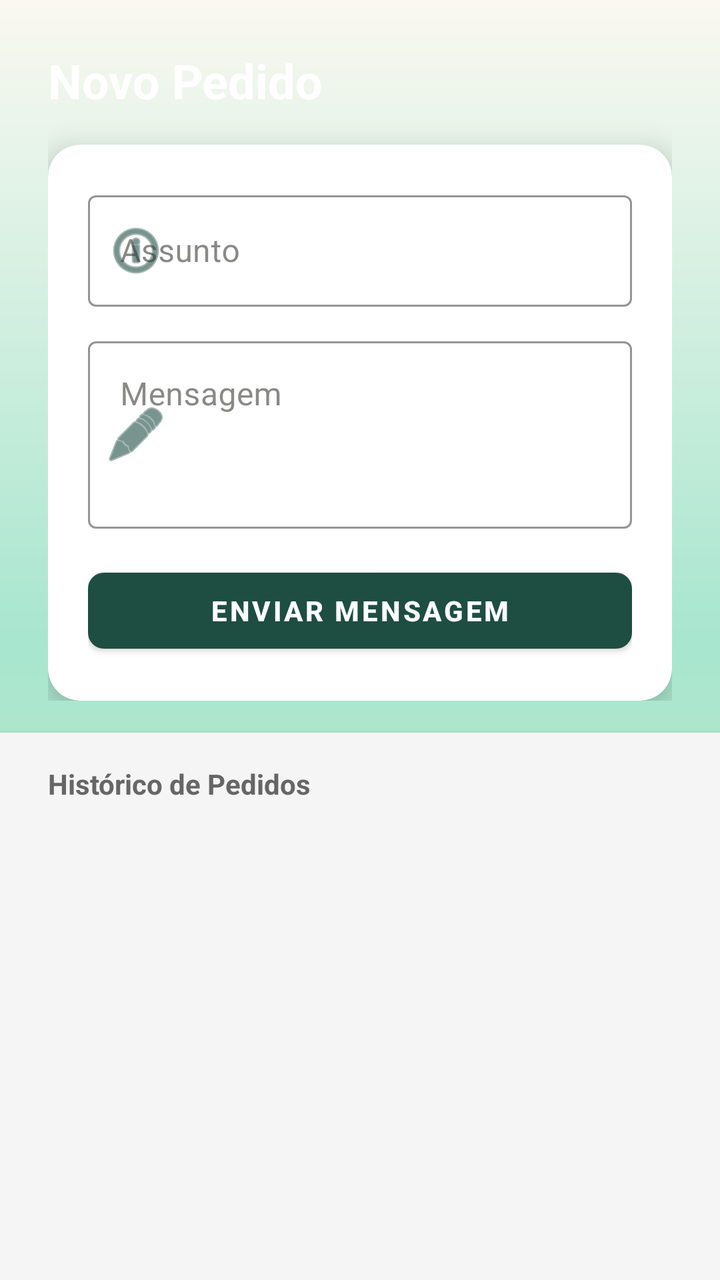
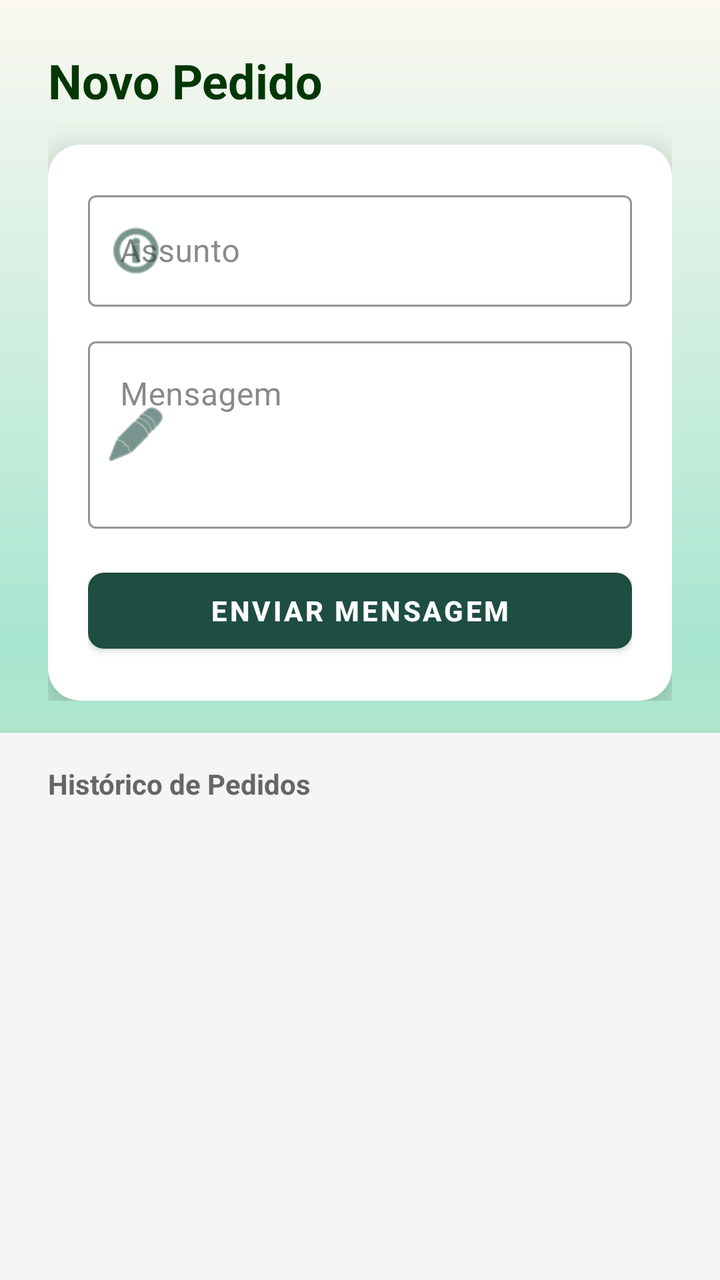

Compare the two renders of this Android layout. The source of the first and the diff that turns it into the second are given below.
<!-- AndroidManifest.xml: application theme Theme.EcoTrack -->
<!-- res/layout/activity_enviar_mensagem.xml -->
<?xml version="1.0" encoding="utf-8"?>
<LinearLayout xmlns:android="http://schemas.android.com/apk/res/android"
    xmlns:app="http://schemas.android.com/apk/res-auto"
    android:layout_width="match_parent"
    android:layout_height="match_parent"
    android:orientation="vertical"
    android:background="@drawable/gradient_verde">

    <LinearLayout
        android:layout_width="match_parent"
        android:layout_height="wrap_content"
        android:orientation="vertical"
        android:paddingStart="24dp"
        android:paddingEnd="24dp"
        android:paddingTop="24dp"
        android:paddingBottom="16dp">

        <TextView
            android:layout_width="wrap_content"
            android:layout_height="wrap_content"
            android:text="Novo Pedido"
            android:textColor="#FFFFFF"
            android:textSize="24sp"
            android:textStyle="bold"
            android:layout_marginBottom="16dp"/>

        <com.google.android.material.card.MaterialCardView
            android:layout_width="match_parent"
            android:layout_height="wrap_content"
            app:cardCornerRadius="16dp"
            app:cardElevation="8dp"
            app:cardBackgroundColor="#FFFFFF">

            <LinearLayout
                android:layout_width="match_parent"
                android:layout_height="wrap_content"
                android:orientation="vertical"
                android:padding="20dp">

                <com.google.android.material.textfield.TextInputLayout
                    android:layout_width="match_parent"
                    android:layout_height="wrap_content"
                    android:hint="Assunto"
                    app:startIconDrawable="@android:drawable/ic_menu_info_details"
                    app:startIconTint="#1E4D42"
                    app:boxStrokeColor="#1E4D42"
                    app:hintTextColor="#1E4D42"
                    style="@style/Widget.MaterialComponents.TextInputLayout.OutlinedBox"
                    android:layout_marginBottom="12dp">

                    <com.google.android.material.textfield.TextInputEditText
                        android:id="@+id/etAssunto"
                        android:layout_width="match_parent"
                        android:layout_height="wrap_content"
                        android:inputType="textCapSentences"
                        android:textColor="#000000"/>
                </com.google.android.material.textfield.TextInputLayout>

                <com.google.android.material.textfield.TextInputLayout
                    android:layout_width="match_parent"
                    android:layout_height="wrap_content"
                    android:hint="Mensagem"
                    app:startIconDrawable="@android:drawable/ic_menu_edit"
                    app:startIconTint="#1E4D42"
                    app:boxStrokeColor="#1E4D42"
                    app:hintTextColor="#1E4D42"
                    style="@style/Widget.MaterialComponents.TextInputLayout.OutlinedBox"
                    android:layout_marginBottom="16dp">

                    <com.google.android.material.textfield.TextInputEditText
                        android:id="@+id/etMensagem"
                        android:layout_width="match_parent"
                        android:layout_height="wrap_content"
                        android:inputType="textMultiLine|textCapSentences"
                        android:minLines="3"
                        android:gravity="top|start"
                        android:textColor="#000000"/>
                </com.google.android.material.textfield.TextInputLayout>

                <com.google.android.material.button.MaterialButton
                    android:id="@+id/btnEnviar"
                    android:layout_width="match_parent"
                    android:layout_height="50dp"
                    android:text="Enviar Mensagem"
                    android:textColor="#FFFFFF"
                    android:textStyle="bold"
                    app:backgroundTint="#1E4D42"
                    app:cornerRadius="8dp"/>

            </LinearLayout>
        </com.google.android.material.card.MaterialCardView>
    </LinearLayout>

    <LinearLayout
        android:layout_width="match_parent"
        android:layout_height="0dp"
        android:layout_weight="1"
        android:orientation="vertical"
        android:background="#F5F5F5"
        android:elevation="4dp">

        <TextView
            android:layout_width="match_parent"
            android:layout_height="wrap_content"
            android:text="Histórico de Pedidos"
            android:textColor="#666666"
            android:textSize="14sp"
            android:textStyle="bold"
            android:paddingStart="24dp"
            android:paddingTop="16dp"
            android:paddingBottom="8dp"/>

        <ListView
            android:id="@+id/listMensagens"
            android:layout_width="match_parent"
            android:layout_height="match_parent"
            android:divider="@android:color/transparent"
            android:dividerHeight="8dp"
            android:padding="16dp"
            android:clipToPadding="false"
            android:scrollbarStyle="outsideOverlay"/>

    </LinearLayout>

</LinearLayout>
<!-- resources referenced by this layout -->
<resources>
  <!-- drawable gradient_verde (drawable) -->
  <shape xmlns:android="http://schemas.android.com/apk/res/android">
      <gradient
          android:startColor="@color/pastel_lightgreen"
          android:centerColor="@color/mint_start"
          android:endColor="@color/pastel_whitewarm"
          android:angle="90" />
  
      <corners android:radius="0dp" />
  </shape>
  <style name="Theme.EcoTrack" parent="Theme.MaterialComponents.Light.NoActionBar">
          
          <item name="colorPrimary">@color/colorPrimary</item>
          <item name="colorOnPrimary">@color/colorOnPrimary</item>
          <item name="colorSecondary">@color/colorSecondary</item>
          <item name="colorOnSecondary">@color/colorOnSecondary</item>
  
          
          <item name="colorOnBackground">@color/background_beige</item>
          <item name="colorSurface">@color/colorSurface</item>
          <item name="colorOnSurface">@color/colorOnSurface</item>
          <item name="android:windowBackground">@color/background_beige</item>
  
          
          <item name="colorPrimaryContainer">@color/colorPrimaryContainer</item>
          <item name="colorOnPrimaryContainer">@color/colorOnPrimaryContainer</item>
          <item name="colorSecondaryContainer">@color/colorSecondaryContainer</item>
          <item name="colorOnSecondaryContainer">@color/colorOnSecondaryContainer</item>
  
          
          <item name="colorError">@color/colorError</item>
          <item name="colorOnError">@color/colorOnError</item>
          <item name="colorErrorContainer">@color/colorErrorContainer</item>
          <item name="colorOnErrorContainer">@color/colorOnErrorContainer</item>
  
          
          <item name="colorOutline">@color/colorOutline</item>
  
          
          <item name="android:textColorPrimary">@color/text_primary</item>
          <item name="android:textColorSecondary">@color/text_secondary</item>
  
          
          <item name="android:statusBarColor">@color/colorPrimary</item>
          <item name="android:navigationBarColor">@color/background_beige</item>
      </style>
  <color name="pastel_lightgreen">#D7E8C1</color>
  <color name="mint_start">#A8E6CF</color>
  <color name="pastel_whitewarm">#FAF8F1</color>
  <color name="colorPrimary">#2E7D5B</color>
  <color name="colorOnPrimary">#FFFFFF</color>
  <color name="colorSecondary">#52644F</color>
  <color name="colorOnSecondary">#FFFFFF</color>
  <color name="background_beige">#FFFDF8</color>
  <color name="colorSurface">#FAF7F2</color>
  <color name="colorOnSurface">#3B3A37</color>
  <color name="colorPrimaryContainer">#BFE3CF</color>
  <color name="colorOnPrimaryContainer">#1A3B2C</color>
  <color name="colorSecondaryContainer">#D5E8D7</color>
  <color name="colorOnSecondaryContainer">#1F352F</color>
  <color name="colorError">#B3261E</color>
  <color name="colorOnError">#FFFFFF</color>
  <color name="colorErrorContainer">#F9DEDC</color>
  <color name="colorOnErrorContainer">#410E0B</color>
  <color name="colorOutline">#D8D2C8</color>
  <color name="text_primary">#2E2E2E</color>
  <color name="text_secondary">#7A7A7A</color>
</resources>

<!-- the commit's change to res/layout/activity_enviar_mensagem.xml (unified diff, before → after) -->
@@ -19,7 +19,7 @@
             android:layout_width="wrap_content"
             android:layout_height="wrap_content"
             android:text="Novo Pedido"
-            android:textColor="#FFFFFF"
+            android:textColor="@color/green"
             android:textSize="24sp"
             android:textStyle="bold"
             android:layout_marginBottom="16dp"/>
<!-- resource entries referenced after the edit -->
@@ -1,5 +1,6 @@
 <!-- resources referenced by this layout -->
 <resources>
+  <color name="green">#033705</color>
   <!-- drawable gradient_verde (drawable) -->
   <shape xmlns:android="http://schemas.android.com/apk/res/android">
       <gradient
